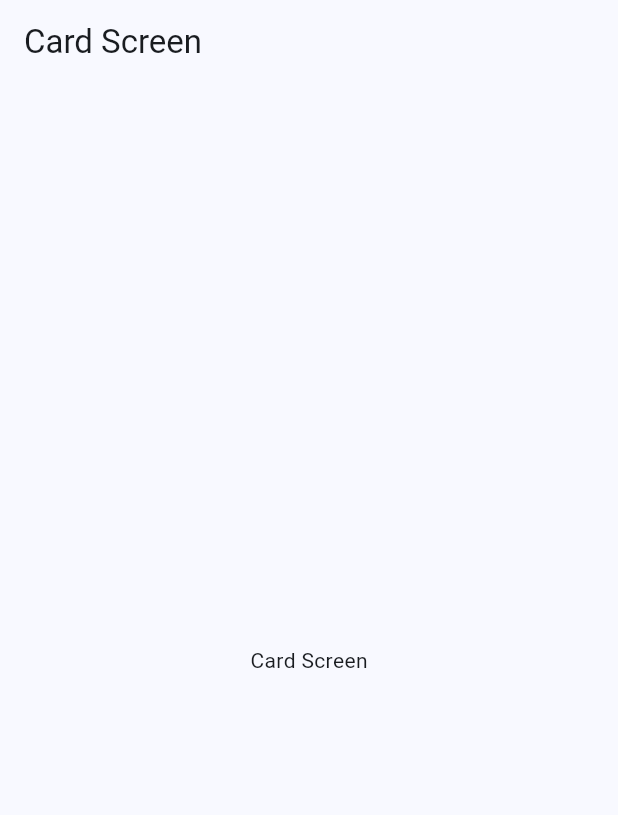
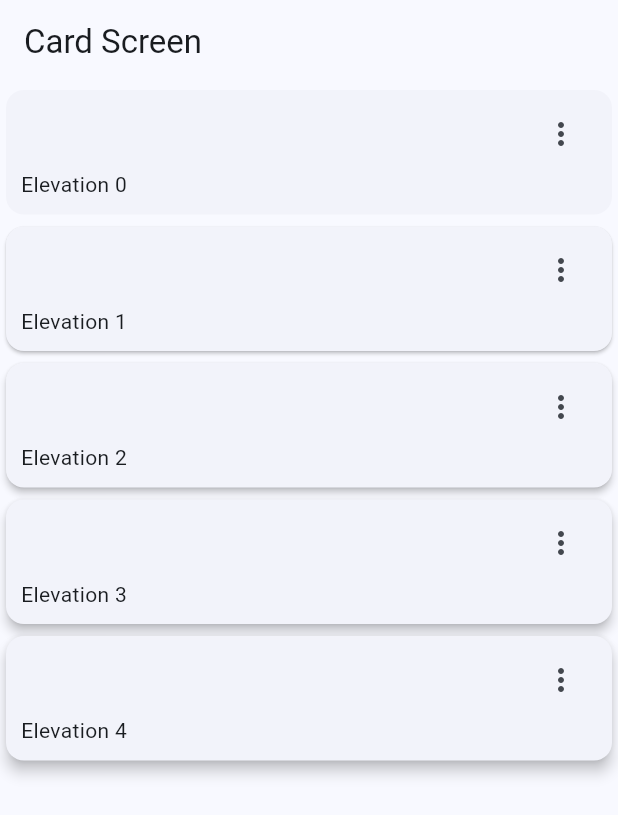
Before and after one commit to je-martinez/fernando-herrera-flutter-course, a Flutter app: the CardScreen screen opened by its route, on a phone screen of 412 x 824 dp. Shown: the top 815 px of the screen. Run offline on Flutter 3.47's test engine with Material 3 defaults, Android fonts, the phone set to English and light mode, and no system bars; our stand-ins replace animate_do, dio, go_router, video_player.

Commit message:
chore: wip flutter course

```diff
--- a/widgets_app/lib/presentation/screens/cards/cards_screen.dart
+++ b/widgets_app/lib/presentation/screens/cards/cards_screen.dart
@@ -1,4 +1,27 @@
 import 'package:flutter/material.dart';
+
+const cards = <Map<String, dynamic>>[
+  {
+    'elevation': 0.0,
+    'label': 'Elevation 0',
+  },
+  {
+    'elevation': 1.0,
+    'label': 'Elevation 1',
+  },
+  {
+    'elevation': 2.0,
+    'label': 'Elevation 2',
+  },
+  {
+    'elevation': 3.0,
+    'label': 'Elevation 3',
+  },
+  {
+    'elevation': 4.0,
+    'label': 'Elevation 4',
+  },
+];
 
 class CardScreen extends StatelessWidget {
   const CardScreen({super.key});
@@ -9,9 +32,57 @@ class CardScreen extends StatelessWidget {
       appBar: AppBar(
         title: const Text('Card Screen'),
       ),
-      body: const Center(
-        child: Text('Card Screen'),
+      body: _CardsView(),
+    );
+  }
+}
+
+class _CardsView extends StatelessWidget {
+  const _CardsView({
+    super.key,
+  });
+
+  @override
+  Widget build(BuildContext context) {
+    return SingleChildScrollView(
+      child: Column(
+        children: [
+          ...cards.map(
+            (card) => _CardType1(
+              elevation: card['elevation'],
+              label: card['label'],
+            ),
+          ),
+        ],
       ),
     );
   }
 }
+
+class _CardType1 extends StatelessWidget {
+  final double elevation;
+  final String label;
+
+  const _CardType1({super.key, required this.elevation, required this.label});
+
+  @override
+  Widget build(BuildContext context) {
+    return Card(
+      elevation: elevation,
+      child: Padding(
+        padding: const EdgeInsets.fromLTRB(10, 5, 10, 10),
+        child: Column(
+          children: [
+            Align(
+                alignment: Alignment.topRight,
+                child: IconButton(
+                  icon: const Icon(Icons.more_vert_outlined),
+                  onPressed: () {},
+                )),
+            Align(alignment: Alignment.bottomLeft, child: Text(label))
+          ],
+        ),
+      ),
+    );
+  }
+}
```
